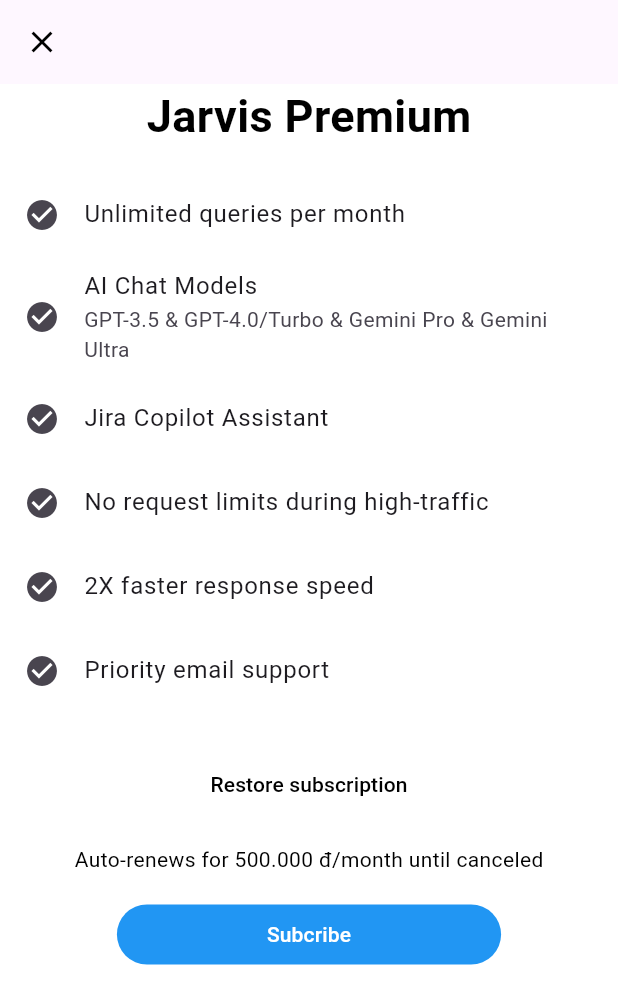
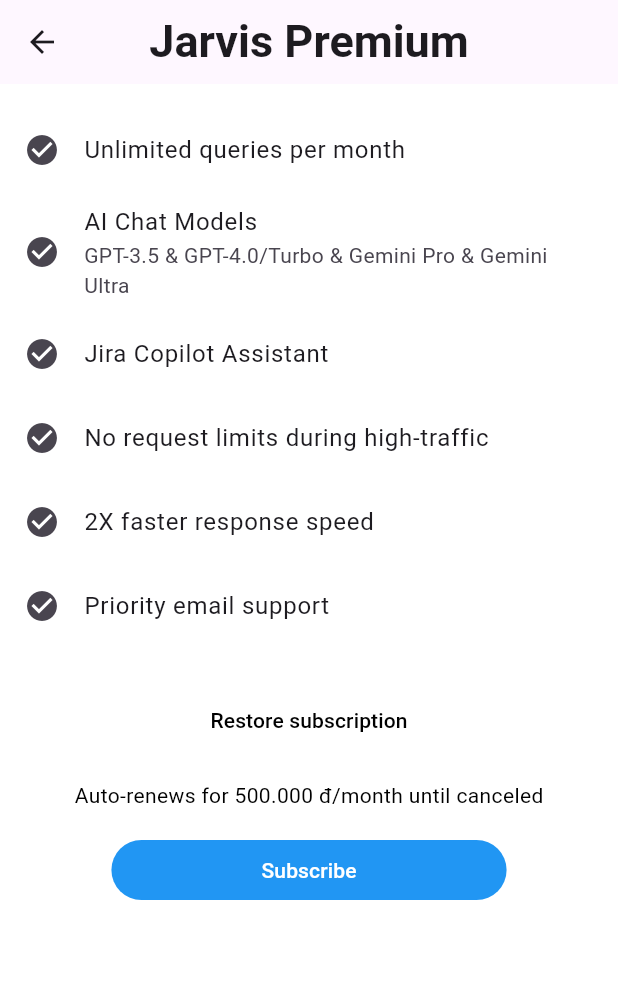
Before and after one commit to vinhhoang2301/loopyBot, a Flutter app: the UpdateAccount screen opened directly, on a phone screen of 412 x 824 dp. Shown: the top 1004 px of the screen. Run offline on Flutter 3.47's test engine with Material 3 defaults, Android fonts, the phone set to English and light mode, and no system bars; our stand-ins replace flutter_slidable, image_picker.

Commit message:
chore: re-format file

```diff
--- a/lib/views/chatbot_ai/add_kb_chatbot_ai_page.dart
+++ b/lib/views/chatbot_ai/add_kb_chatbot_ai_page.dart
@@ -2,7 +2,6 @@ import 'package:final_project/consts/app_color.dart';
 import 'package:final_project/utils/global_methods.dart';
 import 'package:final_project/views/knowledge_base/add_kb_page.dart';
 import 'package:final_project/widgets/kb_item.dart';
-import 'package:final_project/widgets/tab_bar_widget.dart';
 import 'package:flutter/material.dart';
 
 class AddKBToChatbot extends StatefulWidget {
@@ -21,7 +20,6 @@ class _AddKBPage extends State<AddKBToChatbot> {
         backgroundColor: AppColors.primaryColor,
         foregroundColor: AppColors.inverseTextColor,
       ),
-      drawer: const TabBarWidget(),
       body: Column(
         children: [
           Padding(
--- a/lib/views/prompt/prompt_library.dart
+++ b/lib/views/prompt/prompt_library.dart
@@ -40,10 +40,6 @@ class _PromptLibraryState extends State<PromptLibrary>
   Widget build(BuildContext context) {
     return Scaffold(
       appBar: AppBar(
-        leading: IconButton(
-          onPressed: () {},
-          icon: Icon(Icons.arrow_back, color: Colors.black),
-        ),
         title: Text(
           'Prompt Library',
           style: TextStyle(fontWeight: FontWeight.bold),
--- a/lib/views/user_info/update_account.dart
+++ b/lib/views/user_info/update_account.dart
@@ -9,26 +9,18 @@ class UpdateAccount extends StatelessWidget {
     return SafeArea(
       child: Scaffold(
         appBar: AppBar(
-          leading: IconButton(
-            icon: const Icon(
-              Icons.close,
-              color: Colors.black,
+          title: const Text(
+            'Jarvis Premium',
+            style: TextStyle(
+              fontSize: 30,
+              fontWeight: FontWeight.bold,
             ),
-            onPressed: () {},
           ),
+          centerTitle: true,
         ),
         body: Column(
           mainAxisAlignment: MainAxisAlignment.start,
           children: [
-            const Center(
-              child: Text(
-                'Jarvis Premium',
-                style: TextStyle(
-                  fontSize: 30,
-                  fontWeight: FontWeight.bold,
-                ),
-              ),
-            ),
             const SizedBox(height: 16),
 
             // Feature list
@@ -39,8 +31,7 @@ class UpdateAccount extends StatelessWidget {
             const ListTile(
               leading: Icon(Icons.check_circle),
               title: Text('AI Chat Models'),
-              subtitle:
-                  Text('GPT-3.5 & GPT-4.0/Turbo & Gemini Pro & Gemini Ultra'),
+              subtitle: Text('GPT-3.5 & GPT-4.0/Turbo & Gemini Pro & Gemini Ultra'),
             ),
             const ListTile(
               leading: Icon(Icons.check_circle),
@@ -78,15 +69,15 @@ class UpdateAccount extends StatelessWidget {
             const SizedBox(height: 16),
             TextButton(
               onPressed: () {},
-              child: Text(
-                'Subcribe',
+              style: TextButton.styleFrom(
+                backgroundColor: AppColors.primaryColor,
+                padding: const EdgeInsets.symmetric(horizontal: 100.0),
+              ),
+              child: const Text(
+                'Subscribe',
                 style: TextStyle(
                   color: Colors.white,
                 ),
-              ),
-              style: TextButton.styleFrom(
-                backgroundColor: AppColors.primaryColor,
-                padding: EdgeInsets.symmetric(horizontal: 100.0),
               ),
             ),
           ],
```
Also changed, not shown: lib/views/chatbot_ai/preview_chatbot_ai_page.dart (+16 -18 lines), lib/views/user_info/user_profile.dart (+5 -19 lines), lib/widgets/input_image_item.dart (+5 -13 lines).
